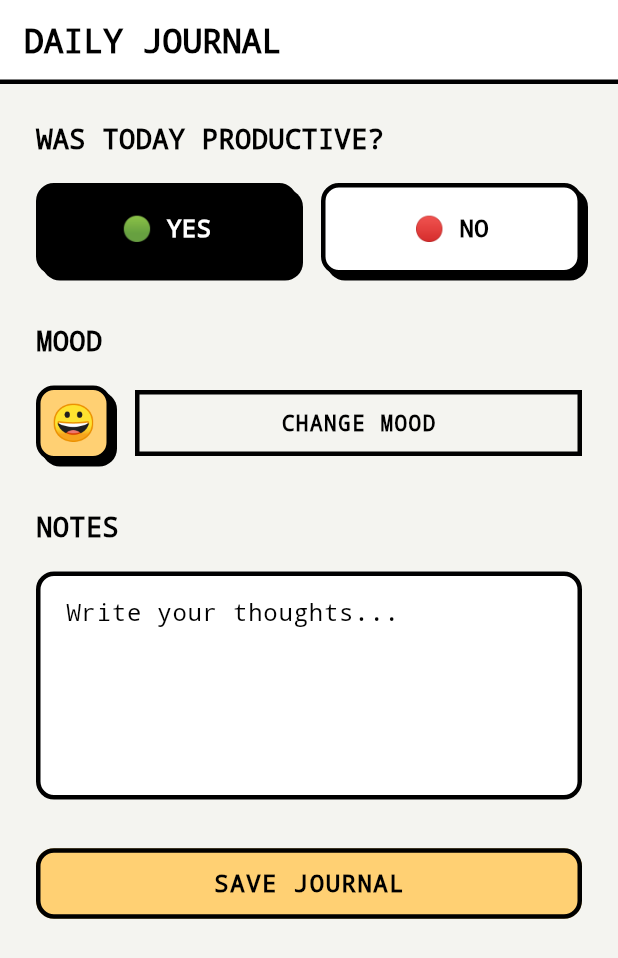
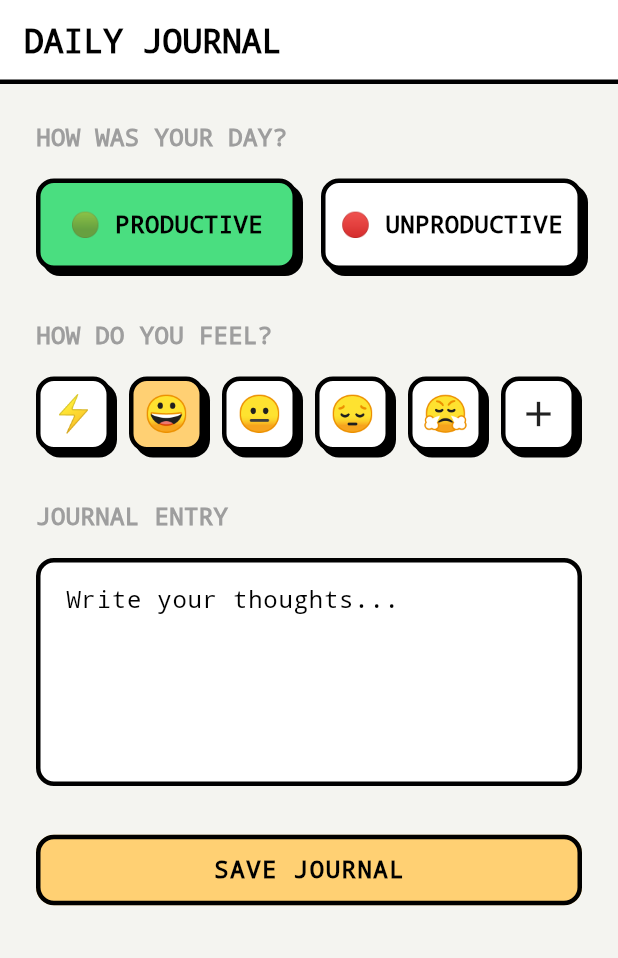
Before and after one commit to ryzecl/donelock_app, a Flutter app: the DailyJournalPage screen opened by its route, on a phone screen of 412 x 824 dp. Shown: the top 958 px of the screen. Run offline on Flutter 3.47's test engine with Material 3 defaults, Android fonts, the phone set to English and light mode, and no system bars; our stand-ins replace cloud_firestore, emoji_picker_flutter, firebase_auth, firebase_core, flutter_dotenv, flutter_local_notifications and 8 more; accounts and stored records are empty; generated files the repository leaves out were written again.

Commit message:
feat: enhance design system with colorful accents and update roadmap; improve calendar and journal UI interactions

```diff
--- a/lib/features/journal/presentation/daily_journal_page.dart
+++ b/lib/features/journal/presentation/daily_journal_page.dart
@@ -88,57 +88,57 @@ class _DailyJournalPageState extends ConsumerState<DailyJournalPage> {
           crossAxisAlignment: CrossAxisAlignment.stretch,
           children: [
             const Text(
-              "WAS TODAY PRODUCTIVE?",
-              style: TextStyle(fontSize: 18, fontWeight: FontWeight.bold),
+              "HOW WAS YOUR DAY?",
+              style: TextStyle(fontSize: 16, fontWeight: FontWeight.bold, color: Colors.grey),
             ),
             const SizedBox(height: 16),
             Row(
               children: [
                 Expanded(
                   child: _brutalistChoice(
-                    text: "🟢 YES",
+                    text: "🟢 PRODUCTIVE",
                     isSelected: productive,
+                    selectedColor: const Color(0xFF4ADE80), // Neo Green
                     onTap: () => setState(() => productive = true),
                   ),
                 ),
                 const SizedBox(width: 16),
                 Expanded(
                   child: _brutalistChoice(
-                    text: "🔴 NO",
+                    text: "🔴 UNPRODUCTIVE",
                     isSelected: !productive,
+                    selectedColor: const Color(0xFFFF90E8), // Neo Pink
                     onTap: () => setState(() => productive = false),
                   ),
                 ),
               ],
             ),
             const SizedBox(height: 32),
-            const Text("MOOD", style: TextStyle(fontSize: 18, fontWeight: FontWeight.bold)),
+            const Text("HOW DO YOU FEEL?", style: TextStyle(fontSize: 16, fontWeight: FontWeight.bold, color: Colors.grey)),
             const SizedBox(height: 16),
-            Row(
+            Wrap(
+              spacing: 12,
+              runSpacing: 12,
               children: [
-                _brutalistEmoji(
-                  emoji: mood,
-                  isSelected: true,
-                  onTap: () {},
-                ),
-                const SizedBox(width: 16),
-                Expanded(
-                  child: OutlinedButton(
-                    style: OutlinedButton.styleFrom(
-                      foregroundColor: Colors.black,
-                      side: const BorderSide(color: Colors.black, width: 3),
-                      shape: const RoundedRectangleBorder(borderRadius: BorderRadius.zero),
-                      padding: const EdgeInsets.symmetric(vertical: 14),
-                      textStyle: const TextStyle(fontWeight: FontWeight.bold, fontFamily: 'monospace', letterSpacing: 1),
-                    ),
-                    onPressed: _showEmojiPicker,
-                    child: const Text("CHANGE MOOD"),
+                ...["⚡", "😀", "😐", "😔", "😤"].map((e) => _brutalistEmoji(
+                  emoji: e,
+                  isSelected: mood == e,
+                  onTap: () => setState(() => mood = e),
+                )),
+                InkWell(
+                  onTap: _showEmojiPicker,
+                  child: Container(
+                    width: 50,
+                    height: 50,
+                    decoration: UIUtils.neoBox(color: Colors.white),
+                    alignment: Alignment.center,
+                    child: const Icon(Icons.add, size: 28),
                   ),
                 ),
               ],
             ),
             const SizedBox(height: 32),
-            const Text("NOTES", style: TextStyle(fontSize: 18, fontWeight: FontWeight.bold)),
+            const Text("JOURNAL ENTRY", style: TextStyle(fontSize: 16, fontWeight: FontWeight.bold, color: Colors.grey)),
             const SizedBox(height: 16),
             TextField(
               controller: controller,
@@ -160,19 +160,19 @@ class _DailyJournalPageState extends ConsumerState<DailyJournalPage> {
     );
   }
 
-  Widget _brutalistChoice({required String text, required bool isSelected, required VoidCallback onTap}) {
+  Widget _brutalistChoice({required String text, required bool isSelected, Color selectedColor = Colors.black, required VoidCallback onTap}) {
     return InkWell(
       onTap: onTap,
       child: Container(
         padding: const EdgeInsets.symmetric(vertical: 16),
         decoration: UIUtils.neoBox(
-          color: isSelected ? Colors.black : Colors.white,
+          color: isSelected ? selectedColor : Colors.white,
         ),
         alignment: Alignment.center,
         child: Text(
           text,
           style: TextStyle(
-            color: isSelected ? Colors.white : Colors.black,
+            color: isSelected ? Colors.black : Colors.black, // Always black text for neo brutalism if bg is bright
             fontWeight: FontWeight.bold,
             fontSize: 16,
           ),
--- a/lib/features/statistics/presentation/statistics_page.dart
+++ b/lib/features/statistics/presentation/statistics_page.dart
@@ -107,9 +107,9 @@ class StatisticsPage extends ConsumerWidget {
                 // 2x2 GRID
                 Row(
                   children: [
-                    Expanded(child: _statBox("TOTAL", "$total", Colors.white)),
+                    Expanded(child: _statBox("TOTAL", "$total", const Color(0xFF23A094))), // Neo Cyan
                     const SizedBox(width: 16),
-                    Expanded(child: _statBox("STREAK", "$currentStreak 🔥", Colors.orange.shade100)),
+                    Expanded(child: _statBox("STREAK", "$currentStreak 🔥", const Color(0xFFFFD073))), // Neo Yellow
                   ],
                 ),
                 const SizedBox(height: 16),
```
Also changed, not shown: lib/features/calendar/presentation/calendar_page.dart (+96 -148 lines), lib/features/chat/providers/chat_provider.dart (+9 -5 lines), lib/features/profile/presentation/profile_page.dart (+6 -1 lines), 2 other files.
